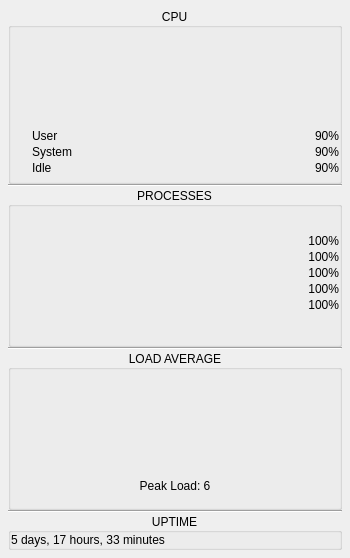
Old version of the form dde-istate-widgets/istatecpuwidget.ui in the repository SeptemberHX/dde-istate-menus.
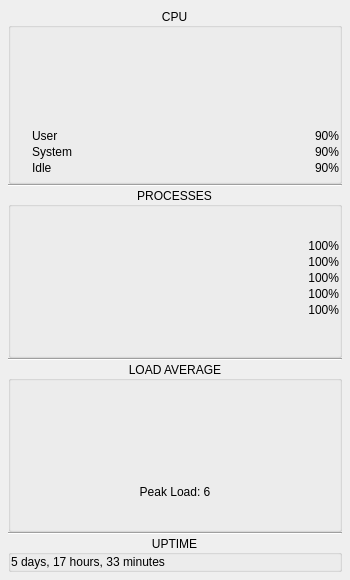
New version of the form. Custom widgets are drawn as their Qt base class.

Commit message: add: load avg

```diff
--- a/dde-istate-widgets/istatecpuwidget.ui
+++ b/dde-istate-widgets/istatecpuwidget.ui
@@ -7,7 +7,7 @@
     <x>0</x>
     <y>0</y>
     <width>350</width>
-    <height>558</height>
+    <height>580</height>
    </rect>
   </property>
   <property name="minimumSize">
@@ -666,6 +666,102 @@
         </property>
        </widget>
       </item>
+      <item>
+       <widget class="QWidget" name="widget" native="true">
+        <layout class="QHBoxLayout" name="horizontalLayout_5">
+         <property name="leftMargin">
+          <number>0</number>
+         </property>
+         <property name="topMargin">
+          <number>0</number>
+         </property>
+         <property name="rightMargin">
+          <number>0</number>
+         </property>
+         <property name="bottomMargin">
+          <number>0</number>
+         </property>
+         <item>
+          <widget class="QLabel" name="loadAvg1ColorLabel">
+           <property name="minimumSize">
+            <size>
+             <width>16</width>
+             <height>16</height>
+            </size>
+           </property>
+           <property name="maximumSize">
+            <size>
+             <width>16</width>
+             <height>16</height>
+            </size>
+           </property>
+           <property name="text">
+            <string/>
+           </property>
+          </widget>
+         </item>
+         <item>
+          <widget class="QLabel" name="loadAvg1ValueLabel">
+           <property name="text">
+            <string/>
+           </property>
+          </widget>
+         </item>
+         <item>
+          <widget class="QLabel" name="loadAvg5ColorLabel">
+           <property name="minimumSize">
+            <size>
+             <width>16</width>
+             <height>16</height>
+            </size>
+           </property>
+           <property name="maximumSize">
+            <size>
+             <width>16</width>
+             <height>16</height>
+            </size>
+           </property>
+           <property name="text">
+            <string/>
+           </property>
+          </widget>
+         </item>
+         <item>
+          <widget class="QLabel" name="loadAvg5ValueLabel">
+           <property name="text">
+            <string/>
+           </property>
+          </widget>
+         </item>
+         <item>
+          <widget class="QLabel" name="loadAvg15ColorLabel">
+           <property name="minimumSize">
+            <size>
+             <width>16</width>
+             <height>16</height>
+            </size>
+           </property>
+           <property name="maximumSize">
+            <size>
+             <width>16</width>
+             <height>16</height>
+            </size>
+           </property>
+           <property name="text">
+            <string/>
+           </property>
+          </widget>
+         </item>
+         <item>
+          <widget class="QLabel" name="loadAvg15ValueLabel">
+           <property name="text">
+            <string/>
+           </property>
+          </widget>
+         </item>
+        </layout>
+       </widget>
+      </item>
      </layout>
     </widget>
    </item>
```
The commit also changes 10 other files.
